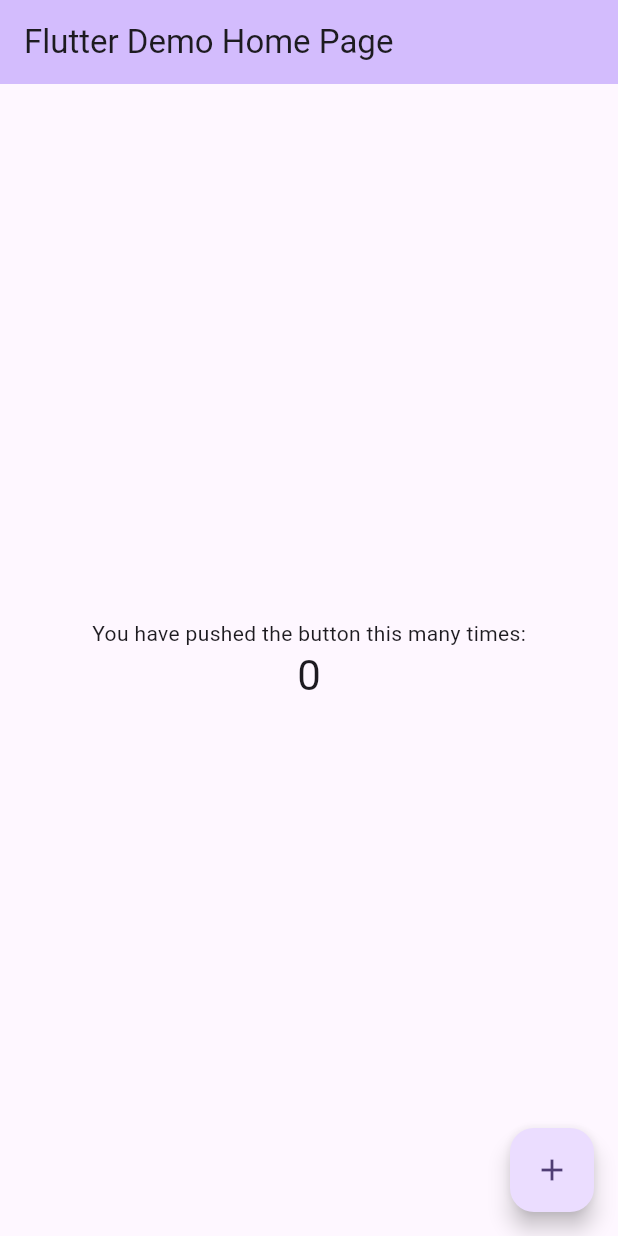
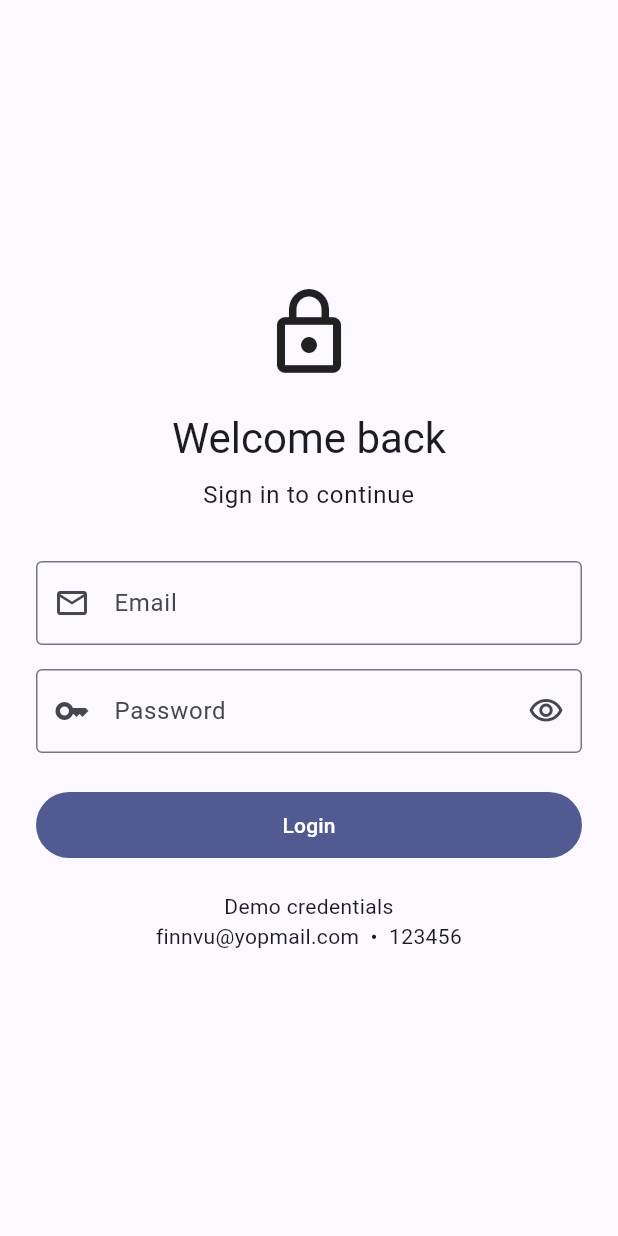
Before and after one commit to linhlq58/fast-track-flutter-fpt, a Flutter app: the screen it shows after launch, on a phone screen of 412 x 824 dp. Run offline on Flutter 3.47's test engine with Material 3 defaults, Android fonts, the phone set to English and light mode, and no system bars; our stand-ins replace equatable, flutter_bloc.

Commit message:
Commit Assignment 08: Mini real-world feature

```diff
--- /dev/null
+++ b/lib/auth/auth_repository.dart
@@ -0,0 +1,29 @@
+
+
+class AuthException implements Exception {
+  const AuthException(this.message);
+
+  final String message;
+
+  @override
+  String toString() => message;
+}
+
+abstract interface class AuthRepository {
+  Future<void> login({required String email, required String password});
+}
+
+class MockAuthRepository implements AuthRepository {
+  @override
+  Future<void> login({required String email, required String password}) async {
+    // Stimulate API call
+    await Future<void>.delayed(const Duration(seconds: 2));
+
+    if (email.trim().toLowerCase() == 'finnvu@yopmail.com' && password.trim() == '123456') return;
+
+    throw const AuthException(
+      'Incorrect email or password. Please try again.',
+    );
+  }
+
+}
--- /dev/null
+++ b/lib/bloc/auth_bloc.dart
@@ -0,0 +1,48 @@
+import 'package:flutter_bloc/flutter_bloc.dart';
+
+import '../auth/auth_repository.dart';
+import 'auth_event.dart';
+import 'auth_state.dart';
+
+class AuthBloc extends Bloc<AuthEvent, AuthState> {
+  AuthBloc({required AuthRepository authRepository})
+      : _authRepository = authRepository,
+        super(const AuthState()) {
+    on<LoginSubmitted>(_onLoginSubmitted);
+    on<LogoutRequested>(_onLogoutRequested);
+  }
+
+  final AuthRepository _authRepository;
+
+  Future<void> _onLoginSubmitted(
+    LoginSubmitted event,
+    Emitter<AuthState> emit,
+  ) async {
+    emit(const AuthState(status: AuthStatus.loading));
+
+    try {
+      await _authRepository.login(
+        email: event.email,
+        password: event.password,
+      );
+      emit(const AuthState(status: AuthStatus.success));
+    } on AuthException catch (error) {
+      emit(AuthState(
+        status: AuthStatus.failure,
+        errorMessage: error.message,
+      ));
+    } catch (_) {
+      emit(const AuthState(
+        status: AuthStatus.failure,
+        errorMessage: 'Something went wrong. Please try again.',
+      ));
+    }
+  }
+
+  void _onLogoutRequested(
+    LogoutRequested event,
+    Emitter<AuthState> emit,
+  ) {
+    emit(const AuthState(status: AuthStatus.initial));
+  }
+}
--- /dev/null
+++ b/lib/bloc/auth_event.dart
@@ -0,0 +1,22 @@
+import 'package:equatable/equatable.dart';
+
+sealed class AuthEvent extends Equatable {
+  const AuthEvent();
+
+  @override
+  List<Object?> get props => [];
+}
+
+final class LoginSubmitted extends AuthEvent {
+  const LoginSubmitted({required this.email, required this.password});
+
+  final String email;
+  final String password;
+
+  @override
+  List<Object?> get props => [email, password];
+}
+
+final class LogoutRequested extends AuthEvent {
+  const LogoutRequested();
+}
--- /dev/null
+++ b/lib/bloc/auth_state.dart
@@ -0,0 +1,24 @@
+import 'package:equatable/equatable.dart';
+
+enum AuthStatus { initial, loading, success, failure }
+
+final class AuthState extends Equatable {
+  const AuthState({this.status = AuthStatus.initial, this.errorMessage});
+
+  final AuthStatus status;
+  final String? errorMessage;
+
+  AuthState copyWith({
+    AuthStatus? status,
+    String? errorMessage,
+    bool clearError = false,
+  }) {
+    return AuthState(
+      status: status ?? this.status,
+      errorMessage: clearError ? null : (errorMessage ?? this.errorMessage),
+    );
+  }
+
+  @override
+  List<Object?> get props => [status, errorMessage];
+}
--- a/lib/main.dart
+++ b/lib/main.dart
@@ -1,122 +1,58 @@
 import 'package:flutter/material.dart';
+import 'package:flutter_bloc/flutter_bloc.dart';
+
+import 'auth/auth_repository.dart';
+import 'bloc/auth_bloc.dart';
+import 'bloc/auth_state.dart';
+import 'screens/home_screen.dart';
+import 'screens/login_screen.dart';
 
 void main() {
-  runApp(const MyApp());
+  runApp(const LoginDemoApp());
 }
 
-class MyApp extends StatelessWidget {
-  const MyApp({super.key});
+class LoginDemoApp extends StatelessWidget {
+  const LoginDemoApp({super.key});
 
-  // This widget is the root of your application.
   @override
   Widget build(BuildContext context) {
-    return MaterialApp(
-      title: 'Flutter Demo',
-      theme: ThemeData(
-        // This is the theme of your application.
-        //
-        // TRY THIS: Try running your application with "flutter run". You'll see
-        // the application has a purple toolbar. Then, without quitting the app,
-        // try changing the seedColor in the colorScheme below to Colors.green
-        // and then invoke "hot reload" (save your changes or press the "hot
-        // reload" button in a Flutter-supported IDE, or press "r" if you used
-        // the command line to start the app).
-        //
-        // Notice that the counter didn't reset back to zero; the application
-        // state is not lost during the reload. To reset the state, use hot
-        // restart instead.
-        //
-        // This works for code too, not just values: Most code changes can be
-        // tested with just a hot reload.
-        colorScheme: ColorScheme.fromSeed(seedColor: Colors.deepPurple),
+    return RepositoryProvider<AuthRepository>(
+      create: (_) => MockAuthRepository(),
+      child: Builder(
+        builder: (context) => BlocProvider<AuthBloc>(
+          create: (_) => AuthBloc(
+            authRepository: context.read<AuthRepository>(),
+          ),
+          child: MaterialApp(
+            title: 'Day 17 Login Flow',
+            debugShowCheckedModeBanner: false,
+            theme: ThemeData(
+              colorScheme: ColorScheme.fromSeed(seedColor: Colors.indigo),
+              useMaterial3: true,
+              inputDecorationTheme: const InputDecorationTheme(
+                border: OutlineInputBorder(),
+              ),
+            ),
+            home: const AuthGate(),
+          ),
+        ),
       ),
-      home: const MyHomePage(title: 'Flutter Demo Home Page'),
     );
   }
 }
 
-class MyHomePage extends StatefulWidget {
-  const MyHomePage({super.key, required this.title});
-
-  // This widget is the home page of your application. It is stateful, meaning
-  // that it has a State object (defined below) that contains fields that affect
-  // how it looks.
-
-  // This class is the configuration for the state. It holds the values (in this
-  // case the title) provided by the parent (in this case the App widget) and
-  // used by the build method of the State. Fields in a Widget subclass are
-  // always marked "final".
-
-  final String title;
-
-  @override
-  State<MyHomePage> createState() => _MyHomePageState();
-}
-
-class _MyHomePageState extends State<MyHomePage> {
-  int _counter = 0;
-
-  void _incrementCounter() {
-    setState(() {
-      // This call to setState tells the Flutter framework that something has
-      // changed in this State, which causes it to rerun the build method below
-      // so that the display can reflect the updated values. If we changed
-      // _counter without calling setState(), then the build method would not be
-      // called again, and so nothing would appear to happen.
-      _counter++;
-    });
-  }
+class AuthGate extends StatelessWidget {
+  const AuthGate({super.key});
 
   @override
   Widget build(BuildContext context) {
-    // This method is rerun every time setState is called, for instance as done
-    // by the _incrementCounter method above.
-    //
-    // The Flutter framework has been optimized to make rerunning build methods
-    // fast, so that you can just rebuild anything that needs updating rather
-    // than having to individually change instances of widgets.
-    return Scaffold(
-      appBar: AppBar(
-        // TRY THIS: Try changing the color here to a specific color (to
-        // Colors.amber, perhaps?) and trigger a hot reload to see the AppBar
-        // change color while the other colors stay the same.
-        backgroundColor: Theme.of(context).colorScheme.inversePrimary,
-        // Here we take the value from the MyHomePage object that was created by
-        // the App.build method, and use it to set our appbar title.
-        title: Text(widget.title),
-      ),
-      body: Center(
-        // Center is a layout widget. It takes a single child and positions it
-        // in the middle of the parent.
-        child: Column(
-          // Column is also a layout widget. It takes a list of children and
-          // arranges them vertically. By default, it sizes itself to fit its
-          // children horizontally, and tries to be as tall as its parent.
-          //
-          // Column has various properties to control how it sizes itself and
-          // how it positions its children. Here we use mainAxisAlignment to
-          // center the children vertically; the main axis here is the vertical
-          // axis because Columns are vertical (the cross axis would be
-          // horizontal).
-          //
-          // TRY THIS: Invoke "debug painting" (choose the "Toggle Debug Paint"
-          // action in the IDE, or press "p" in the console), to see the
-          // wireframe for each widget.
-          mainAxisAlignment: MainAxisAlignment.center,
-          children: <Widget>[
-            const Text('You have pushed the button this many times:'),
-            Text(
-              '$_counter',
-              style: Theme.of(context).textTheme.headlineMedium,
-            ),
-          ],
-        ),
-      ),
-      floatingActionButton: FloatingActionButton(
-        onPressed: _incrementCounter,
-        tooltip: 'Increment',
-        child: const Icon(Icons.add),
-      ), // This trailing comma makes auto-formatting nicer for build methods.
+    return BlocBuilder<AuthBloc, AuthState>(
+      builder: (context, state) {
+        if (state.status == AuthStatus.success) {
+          return const HomeScreen();
+        }
+        return const LoginScreen();
+      },
     );
   }
 }
--- /dev/null
+++ b/lib/screens/home_screen.dart
@@ -0,0 +1,46 @@
+import 'package:flutter/material.dart';
+import 'package:flutter_bloc/flutter_bloc.dart';
+
+import '../bloc/auth_bloc.dart';
+import '../bloc/auth_event.dart';
+
+class HomeScreen extends StatelessWidget {
+  const HomeScreen({super.key});
+
+  @override
+  Widget build(BuildContext context) {
+    return Scaffold(
+      appBar: AppBar(
+        title: const Text('Home'),
+        actions: [
+          TextButton.icon(
+            onPressed: () => context.read<AuthBloc>().add(
+                  const LogoutRequested(),
+                ),
+            icon: const Icon(Icons.logout),
+            label: const Text('Logout'),
+          ),
+        ],
+      ),
+      body: Center(
+        child: Padding(
+          padding: const EdgeInsets.all(24),
+          child: Column(
+            mainAxisSize: MainAxisSize.min,
+            children: [
+              Icon(Icons.check_circle,
+                  size: 72, color: Theme.of(context).colorScheme.primary),
+              const SizedBox(height: 16),
+              Text(
+                'Login successful!',
+                style: Theme.of(context).textTheme.headlineSmall,
+              ),
+              const SizedBox(height: 8),
+              const Text('You are now signed in to the demo app.'),
+            ],
+          ),
+        ),
+      ),
+    );
+  }
+}
--- /dev/null
+++ b/lib/screens/login_screen.dart
@@ -0,0 +1,202 @@
+import 'package:flutter/material.dart';
+import 'package:flutter_bloc/flutter_bloc.dart';
+
+import '../bloc/auth_bloc.dart';
+import '../bloc/auth_event.dart';
+import '../bloc/auth_state.dart';
+
+class LoginScreen extends StatefulWidget {
+  const LoginScreen({super.key});
+
+  @override
+  State<LoginScreen> createState() => _LoginScreenState();
+}
+
+class _LoginScreenState extends State<LoginScreen> {
+  final _formKey = GlobalKey<FormState>();
+  final _emailController = TextEditingController();
+  final _passwordController = TextEditingController();
+  bool _obscurePassword = true;
+
+  @override
+  void dispose() {
+    _emailController.dispose();
+    _passwordController.dispose();
+    super.dispose();
+  }
+
+  void _submit() {
+    FocusScope.of(context).unfocus();
+    if (!_formKey.currentState!.validate()) return;
+
+    context.read<AuthBloc>().add(
+          LoginSubmitted(
+            email: _emailController.text.trim(),
+            password: _passwordController.text,
+          ),
+        );
+  }
+
+  @override
+  Widget build(BuildContext context) {
+    return Scaffold(
+      body: SafeArea(
+        child: Center(
+          child: SingleChildScrollView(
+            padding: const EdgeInsets.all(24),
+            child: ConstrainedBox(
+              constraints: const BoxConstraints(maxWidth: 420),
+              child: BlocBuilder<AuthBloc, AuthState>(
+                builder: (context, state) {
+                  final isLoading = state.status == AuthStatus.loading;
+
+                  return Form(
+                    key: _formKey,
+                    child: Column(
+                      crossAxisAlignment: CrossAxisAlignment.stretch,
+                      children: [
+                        const Icon(Icons.lock_outline, size: 64),
+                        const SizedBox(height: 20),
+                        Text(
+                          'Welcome back',
+                          textAlign: TextAlign.center,
+                          style: Theme.of(context).textTheme.headlineMedium,
+                        ),
+                        const SizedBox(height: 8),
+                        Text(
+                          'Sign in to continue',
+                          textAlign: TextAlign.center,
+                          style: Theme.of(context).textTheme.bodyLarge,
+                        ),
+                        const SizedBox(height: 32),
+                        TextFormField(
+                          controller: _emailController,
+                          enabled: !isLoading,
+                          keyboardType: TextInputType.emailAddress,
+                          autofillHints: const [AutofillHints.email],
+                          decoration: const InputDecoration(
+                            labelText: 'Email',
+                            prefixIcon: Icon(Icons.email_outlined),
+                          ),
+                          validator: (value) {
+                            final email = value?.trim() ?? '';
+                            if (email.isEmpty) return 'Email is required.';
+                            if (!RegExp(r'^[^@\s]+@[^@\s]+\.[^@\s]+$')
+                                .hasMatch(email)) {
+                              return 'Enter a valid email address.';
+                            }
+                            return null;
+                          },
+                        ),
+                        const SizedBox(height: 16),
+                        TextFormField(
+                          controller: _passwordController,
+                          enabled: !isLoading,
+                          obscureText: _obscurePassword,
+                          autofillHints: const [AutofillHints.password],
+                          decoration: InputDecoration(
+                            labelText: 'Password',
+                            prefixIcon: const Icon(Icons.key_outlined),
+                            suffixIcon: IconButton(
+                              tooltip: _obscurePassword
+                                  ? 'Show password'
+                                  : 'Hide password',
+                              onPressed: isLoading
+                                  ? null
+                                  : () => setState(() {
+                                        _obscurePassword = !_obscurePassword;
+                                      }),
+                              icon: Icon(_obscurePassword
+                                  ? Icons.visibility_outlined
+                                  : Icons.visibility_off_outlined),
+                            ),
+                          ),
+                          validator: (value) {
+                            if (value == null || value.isEmpty) {
+                              return 'Password is required.';
+                            }
+                            if (value.length < 6) {
+                              return 'Password must be at least 6 characters.';
+                            }
+                            return null;
+                          },
+                          onFieldSubmitted: (_) {
+                            if (!isLoading) _submit();
+                          },
+                        ),
+                        if (state.status == AuthStatus.failure) ...[
+                          const SizedBox(height: 16),
+                          Semantics(
+                            liveRegion: true,
+                            child: Container(
+                              padding: const EdgeInsets.all(12),
+                              decoration: BoxDecoration(
+                                color: Theme.of(context)
+                                    .colorScheme
+                                    .errorContainer,
+                                borderRadius: BorderRadius.circular(8),
+                              ),
+                              child: Row(
+                                crossAxisAlignment: CrossAxisAlignment.start,
+                                children: [
+                                  Icon(Icons.error_outline,
+                                      color: Theme.of(context)
+                                          .colorScheme
+                                          .onErrorContainer),
+                                  const SizedBox(width: 8),
+                                  Expanded(
+                                    child: Text(
+                                      state.errorMessage ??
+                                          'Unable to sign in.',
+                                      style: TextStyle(
+                                        color: Theme.of(context)
+                                            .colorScheme
+                                            .onErrorContainer,
+                                      ),
+                                    ),
+                                  ),
+                                ],
+                              ),
+                            ),
+                          ),
+                        ],
+                        const SizedBox(height: 24),
+                        FilledButton(
+                          onPressed: isLoading ? null : _submit,
+                          child: Padding(
+                            padding: const EdgeInsets.symmetric(vertical: 12),
+                            child: isLoading
+                                ? const Row(
+                                    mainAxisAlignment: MainAxisAlignment.center,
+                                    children: [
+                                      SizedBox(
+                                        width: 20,
+                                        height: 20,
+                                        child: CircularProgressIndicator(
+                                          strokeWidth: 2,
+                                        ),
+                                      ),
+                                      SizedBox(width: 12),
+                                      Text('Signing in...'),
+                                    ],
+                                  )
+                                : const Text('Login'),
+                          ),
+                        ),
+                        const SizedBox(height: 20),
+                        const Text(
+                          'Demo credentials\nfinnvu@yopmail.com  •  123456',
+                          textAlign: TextAlign.center,
+                        ),
+                      ],
+                    ),
+                  );
+                },
+              ),
+            ),
+          ),
+        ),
+      ),
+    );
+  }
+}
--- a/pubspec.yaml
+++ b/pubspec.yaml
@@ -34,6 +34,8 @@ dependencies:
   # The following adds the Cupertino Icons font to your application.
   # Use with the CupertinoIcons class for iOS style icons.
   cupertino_icons: ^1.0.8
+  flutter_bloc: ^9.1.1
+  equatable: ^3.0.0
 
 dev_dependencies:
   flutter_test:
```
Also changed, not shown: pubspec.lock, 2 other files.
